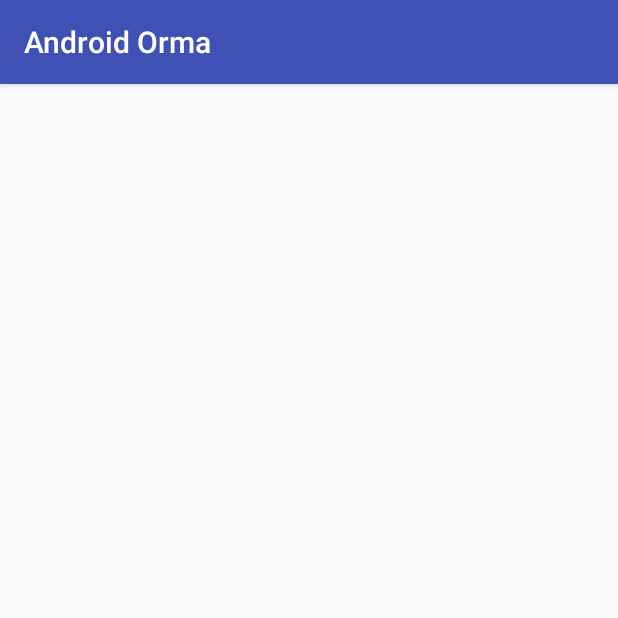
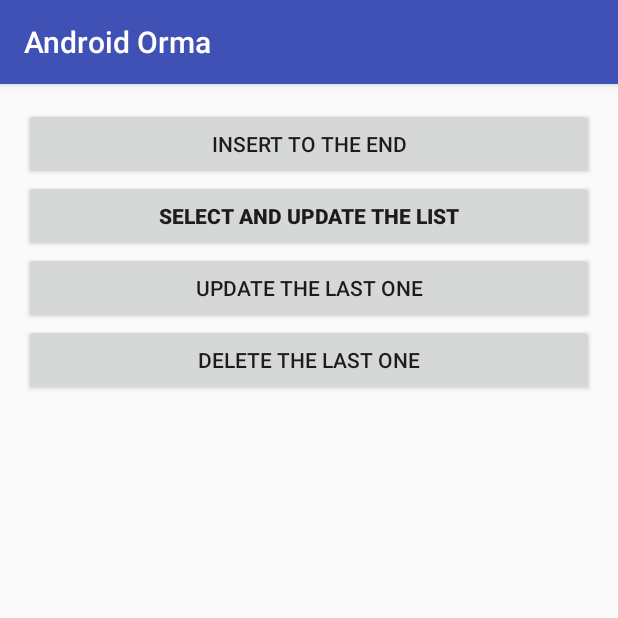
Before and after one commit to ginpei/AndroidUI, an Android app: the OrmaActivity screen opened directly, with no data from a screen before it, on a phone screen of 412 x 824 dp, the top half of it. Run offline under Robolectric (Android 15) with nearby library versions, the phone set to English and light mode, and no system bars; libraries missing offline, so code that uses them is left out: com.github.gfx.android; 1 statement that could not run was skipped.

Commit message:
buttons for actions

```diff
--- a/app/src/main/java/info/ginpei/androidui/OrmaActivity.java
+++ b/app/src/main/java/info/ginpei/androidui/OrmaActivity.java
@@ -1,14 +1,22 @@
 package info.ginpei.androidui;
 
 import android.os.Bundle;
+import android.support.annotation.NonNull;
 import android.support.annotation.Nullable;
 import android.support.v7.app.AppCompatActivity;
 import android.util.Log;
+import android.view.View;
+import android.view.ViewGroup;
+import android.widget.ArrayAdapter;
+import android.widget.ListView;
+import android.widget.TextView;
 
 import com.github.gfx.android.orma.annotation.Column;
 import com.github.gfx.android.orma.annotation.PrimaryKey;
 import com.github.gfx.android.orma.annotation.Table;
+import com.github.gfx.android.orma.exception.NoValueException;
 
+import java.util.ArrayList;
 import java.util.List;
 
 public class OrmaActivity extends AppCompatActivity {
@@ -16,6 +24,10 @@ public class OrmaActivity extends AppCompatActivity {
     private static final String TAG = "G#OrmaActivity";
 
     private OrmaDatabase orma;
+    private ArrayList<Entry> entries;
+    private ArrayAdapter<Entry> entryArrayAdapter;
+
+    private ListView entryListView;
 
     @Override
     protected void onCreate(Bundle savedInstanceState) {
@@ -24,46 +36,149 @@ public class OrmaActivity extends AppCompatActivity {
 
         orma = OrmaDatabase.builder(getApplicationContext()).build();
 
-        // read
-        final List<Entry> entries = orma.selectFromEntry().toList();
-        for (Entry e : entries) {
-            Log.d(TAG, "Entry #" + e.id + ", " + e.title);
+        initEntryListView();
+
+        findViewById(R.id.button_insert).setOnClickListener(new View.OnClickListener() {
+            @Override
+            public void onClick(View view) {
+                insertEntry();
+            }
+        });
+        findViewById(R.id.button_select).setOnClickListener(new View.OnClickListener() {
+            @Override
+            public void onClick(View view) {
+                selectEntries();
+            }
+        });
+        findViewById(R.id.button_update).setOnClickListener(new View.OnClickListener() {
+            @Override
+            public void onClick(View view) {
+                updateEntry();
+            }
+        });
+        findViewById(R.id.button_delete).setOnClickListener(new View.OnClickListener() {
+            @Override
+            public void onClick(View view) {
+                deleteEntry();
+            }
+        });
     }
 
+    private void initEntryListView() {
+        entryListView = (ListView) findViewById(R.id.listView_entries);
+
+        entries = new ArrayList<>();
+
+        entryArrayAdapter = new ArrayAdapter<Entry>(
+                this,
+                android.R.layout.simple_list_item_2,
+                android.R.id.text1,
+                entries
+        ) {
+            @NonNull
+            @Override
+            public View getView(int position, View convertView, ViewGroup parent) {
+                Entry entry = entries.get(position);
+
+                View view = super.getView(position, convertView, parent);
+                ((TextView) view.findViewById(android.R.id.text1)).setText("#" + entry.id + " " + entry.title);
+                ((TextView) view.findViewById(android.R.id.text2)).setText(entry.content);
+                return view;
+            }
+        };
+
+        entryListView.setAdapter(entryArrayAdapter);
+    }
+
+    private void insertEntry() {
+        final Entry entry = new Entry();
+        entry.title = "Hello World!";
+
+        Log.d(TAG, "Inserting...");
         new Thread() {
             @Override
             public void run() {
-                int length = entries.size();
+                orma.insertIntoEntry(entry);
+                Log.d(TAG, "Done inserting.");
+            }
+        }.start();
+    }
 
-                // create
-                Entry newEntry = new Entry();
-                if (length < 1) {
-                    newEntry.title = "Hello World!";
-                    newEntry.content = "Hi. This is my first entry.";
-                } else {
-                    newEntry.title = "Hey Mr." + (length + 1);
-                    newEntry.content = "Hi there!!!!!!!!!!!!!!";
+    private void selectEntries() {
+        Log.d(TAG, "Selecting...");
+        new Thread() {
+            @Override
+            public void run() {
+                List<Entry> entryList = orma.selectFromEntry().toList();
+                Log.d(TAG, "Done selecting...");
+
+                entries.clear();
+                entries.addAll(entryList);
+
+                runOnUiThread(new Runnable() {
+                    @Override
+                    public void run() {
+                        entryArrayAdapter.notifyDataSetChanged();
+                        Log.d(TAG, "Updated the list.");
                     }
-                orma.insertIntoEntry(newEntry);
+                });
+            }
+        }.start();
+    }
 
-                // update
-                if (length > 0) {
-                    Entry lastEntry = entries.get(length - 1);
+    private void updateEntry() {
+        final Entry lastEntry;
+
+        try {
+            lastEntry = getLastEntry();
+        } catch (NoValueException ignored) {
+            Log.d(TAG, "No more entries.");
+            return;
+        }
+
+        lastEntry.content = "Updated!";
+
+        Log.d(TAG, "Updating...");
+        new Thread() {
+            @Override
+            public void run() {
                 orma.updateEntry()
                         .idEq(lastEntry.id)
-                            .content("updated (WOW!)")
+                        .content(lastEntry.content)
                         .execute();
+                Log.d(TAG, "Done updating.");
+            }
+        }.start();
     }
 
-                // delete
-                if (length > 0) {
-                    Entry lastEntry = entries.get(length - 1);
+    private void deleteEntry() {
+        final Entry lastEntry;
+
+        try {
+            lastEntry = getLastEntry();
+        } catch (NoValueException ignored) {
+            Log.d(TAG, "No more entries.");
+            return;
+        }
+
+        Log.d(TAG, "Deleting...");
+        new Thread() {
+            @Override
+            public void run() {
                 orma.deleteFromEntry()
                         .idEq(lastEntry.id)
                         .execute();
-                }
+                Log.d(TAG, "Done deleting.");
             }
         }.start();
+    }
+
+    @NonNull
+    private Entry getLastEntry() {
+        return orma.selectFromEntry()
+                .orderByIdDesc()
+                .limit(1)
+                .get(0);
     }
 
     @Table
--- a/app/src/main/res/layout/activity_orma.xml
+++ b/app/src/main/res/layout/activity_orma.xml
@@ -1,13 +1,49 @@
 <?xml version="1.0" encoding="utf-8"?>
-<RelativeLayout xmlns:android="http://schemas.android.com/apk/res/android"
+<LinearLayout xmlns:android="http://schemas.android.com/apk/res/android"
     xmlns:tools="http://schemas.android.com/tools"
     android:id="@+id/activity_orma"
     android:layout_width="match_parent"
     android:layout_height="match_parent"
-    android:paddingBottom="@dimen/activity_vertical_margin"
-    android:paddingLeft="@dimen/activity_horizontal_margin"
-    android:paddingRight="@dimen/activity_horizontal_margin"
-    android:paddingTop="@dimen/activity_vertical_margin"
+    android:orientation="vertical"
     tools:context="info.ginpei.androidui.OrmaActivity">
 
-</RelativeLayout>
+    <LinearLayout
+        android:layout_width="match_parent"
+        android:layout_height="wrap_content"
+        android:orientation="vertical"
+        android:paddingBottom="@dimen/activity_vertical_margin"
+        android:paddingLeft="@dimen/activity_horizontal_margin"
+        android:paddingRight="@dimen/activity_horizontal_margin"
+        android:paddingTop="@dimen/activity_vertical_margin">
+
+        <Button
+            android:id="@+id/button_insert"
+            android:layout_width="match_parent"
+            android:layout_height="wrap_content"
+            android:text="Insert to the End" />
+
+        <Button
+            android:id="@+id/button_select"
+            android:layout_width="match_parent"
+            android:layout_height="wrap_content"
+            android:text="Select and Update the List"
+            android:textStyle="normal|bold" />
+
+        <Button
+            android:id="@+id/button_update"
+            android:layout_width="match_parent"
+            android:layout_height="wrap_content"
+            android:text="Update the last one" />
+
+        <Button
+            android:id="@+id/button_delete"
+            android:layout_width="match_parent"
+            android:layout_height="wrap_content"
+            android:text="Delete the last one" />
+    </LinearLayout>
+
+    <ListView
+        android:id="@+id/listView_entries"
+        android:layout_width="match_parent"
+        android:layout_height="match_parent" />
+</LinearLayout>
```
Lines whose indentation alone changed are shown as unchanged.
